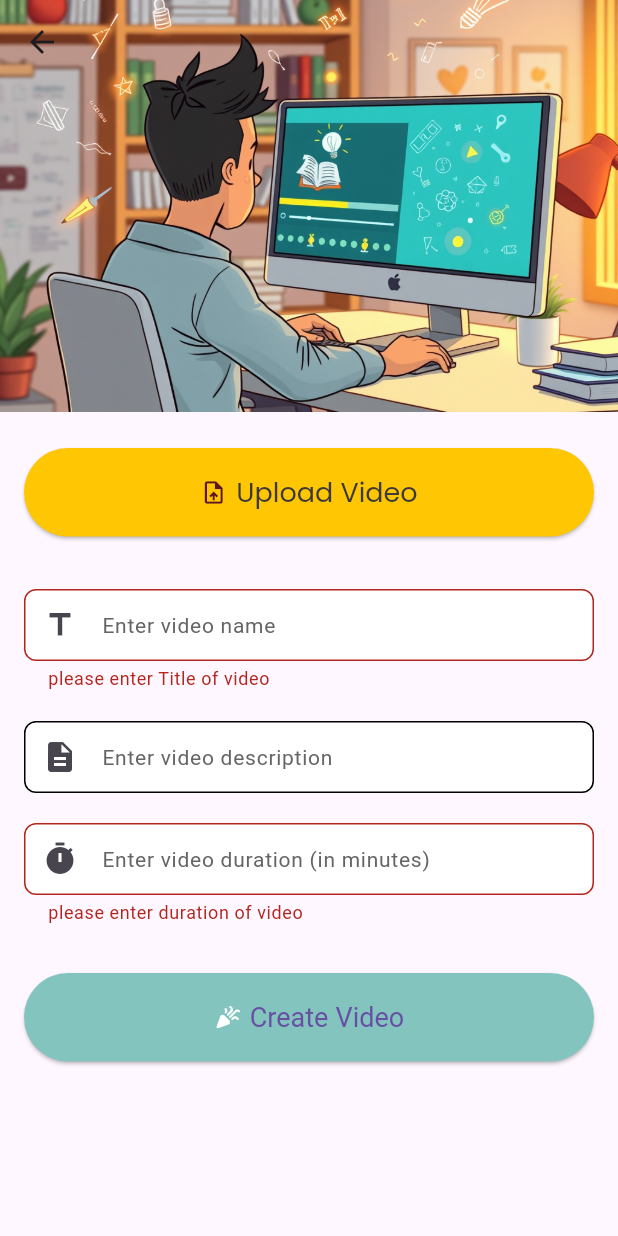
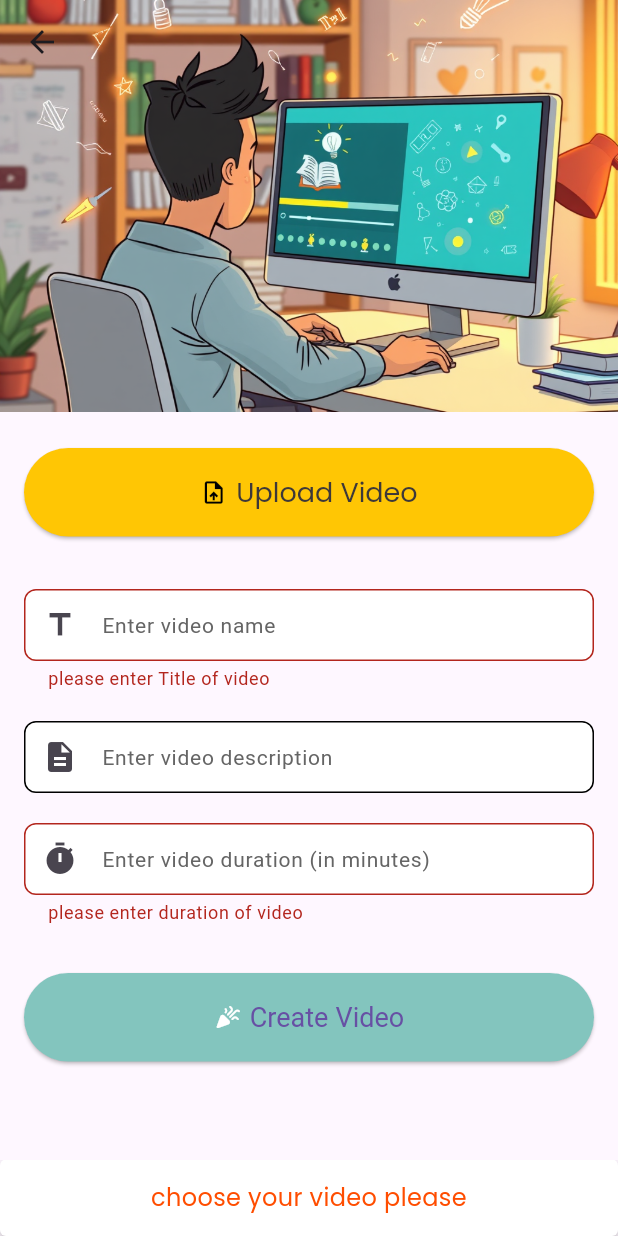
Before and after one commit to moayadAo/Learning-management-sys-project1, a Flutter app: the CreateVideoPage screen opened by its route, after a tap on "Create Video", on a phone screen of 412 x 824 dp. Run offline on Flutter 3.47's test engine with Material 3 defaults, Android fonts, the phone set to English and light mode, and no system bars; our stand-ins replace animate_do, bloc, dio, extended_image, file_picker, flick_video_player and 15 more; accounts and stored records are empty.

Commit message:
create video and article done and update

```diff
--- a/lib/core/utils/app_string.dart
+++ b/lib/core/utils/app_string.dart
@@ -21,4 +21,6 @@ class AppRoute {
   static const enrollCourseScreen = "enroll_course";
   static const coursePageScreen = "course_page";
   static const createVideoPage = "create_video_page";
+  static const createArticlePage = "create_article_page";
+  static const updateArticlePage = "update_article_page";
 }
--- a/lib/core/utils/app_url.dart
+++ b/lib/core/utils/app_url.dart
@@ -1,4 +1,4 @@
-const baseUrl = "http://192.168.1.6:8080/";
+const baseUrl = "http://192.168.43.224:8080/";
 const baseServ = "https://ptc.yorkacademy.uk/";
 // const baseUrl = "${baseServ}api/";
 const storageUrl = "${baseServ}storage/";
--- a/lib/core/utils/assets_manager.dart
+++ b/lib/core/utils/assets_manager.dart
@@ -51,6 +51,11 @@ class AssetsManager {
   static const String createVideo4 = '$videoImagePath/create_video4.png';
   static const String createVideo5 = '$videoImagePath/create_video5.png ';
 
+  ///-----------------<Article>---------------------///
+  static const String articleImagePath = '${imagePath}/article';
+  static const String createArticle1 = '$articleImagePath/article_image1.png';
+  static const String createArticle2 = '$articleImagePath/article_image2.png';
+
   ///=================<<information>>=================///
   static const String notFound = '$informationPath/not_found.svg';
   static const String imageDefault = '$informationPath/image_default2.svg';
@@ -58,15 +63,11 @@ class AssetsManager {
   ///=================<<Svg>>=================///
 
   ///=================<<Lottie>>=================///
-///
+  ///
 
-///=================<<quiz>>=================///
+  ///=================<<quiz>>=================///
   static const String quizBackground = '$imagePath/quiz/quiz_background2.jpg';
   static const String quizIcon = '$imagePath/quiz/quiz.png';
 
-
   static const String logoOfCourse = '$imagePath/course/logo_of_course.png';
-
-
-
 }
--- a/lib/core/widgets/textfield_app.dart
+++ b/lib/core/widgets/textfield_app.dart
@@ -1,20 +1,19 @@
-// ignore_for_file: must_be_immutable
-
 import 'package:flutter/material.dart';
 import 'package:learning_system/core/utils/font_manager.dart';
 import '../utils/color_manager.dart';
 import '../utils/values_manager.dart';
 
 class TextFiledApp extends StatefulWidget {
-  TextFiledApp(
-      {super.key,
+  TextFiledApp({
+    super.key,
     this.textInputAction = TextInputAction.next,
     this.keyboardType = TextInputType.text,
     this.controller,
     this.iconData,
     this.hintText,
     this.obscureText = false,
-      this.suffixIcon = false,
+    this.suffixIcon,
+    this.wantObscure = false, // New bool to control behavior
     this.validator,
     this.onChanged,
     this.onTap,
@@ -25,7 +24,8 @@ class TextFiledApp extends StatefulWidget {
     this.fillColor = ColorManager.textFieldColor,
     this.textFieldHintColor = ColorManager.textFieldHintColor,
     this.requiredField = false,
-      this.helperText});
+    this.helperText,
+  });
 
   final TextInputAction textInputAction;
   final TextInputType keyboardType;
@@ -33,7 +33,8 @@ class TextFiledApp extends StatefulWidget {
   final IconData? iconData;
   final String? hintText;
   final String? helperText;
-  final bool suffixIcon;
+  final Widget? suffixIcon; // Keep this as a Widget
+  final bool wantObscure; // Control whether to show password toggle
   final bool autofocus;
   final bool readOnly;
   final bool requiredField;
@@ -80,23 +81,25 @@ class _TextFiledAppState extends State<TextFiledApp> {
       decoration: InputDecoration(
         helperMaxLines: 2,
         helperText: widget.helperText,
-          contentPadding:
-              const EdgeInsets.symmetric(horizontal: AppPadding.p12),
+        contentPadding: const EdgeInsets.symmetric(horizontal: AppPadding.p12),
         border: OutlineInputBorder(
-              borderRadius: BorderRadius.circular(AppRadius.r8)),
+          borderRadius: BorderRadius.circular(AppRadius.r8),
+        ),
         enabledBorder: OutlineInputBorder(
-              borderRadius: BorderRadius.circular(AppRadius.r8)),
+          borderRadius: BorderRadius.circular(AppRadius.r8),
+        ),
         filled: true,
         fillColor: widget.fillColor,
         hintStyle: TextStyle(
-              fontSize: FontSize.s14, color: widget.textFieldHintColor),
+          fontSize: FontSize.s14,
+          color: widget.textFieldHintColor,
+        ),
         prefixIcon: widget.iconData == null
             ? null
             : Icon(
                 widget.iconData,
-                  // size:  AppSize.s24,
               ),
-          suffixIcon: widget.suffixIcon
+        suffixIcon: widget.wantObscure
             ? IconButton(
                 onPressed: () {
                   showPassword();
@@ -106,9 +109,11 @@ class _TextFiledAppState extends State<TextFiledApp> {
                   color: !widget.obscureText
                       ? Theme.of(context).primaryColor
                       : ColorManager.textFieldHintColor,
-                  ))
-              : null,
-          hintText: widget.hintText),
+                ),
+              )
+            : widget.suffixIcon, // Use custom widget if `wantObscure` is false
+        hintText: widget.hintText,
+      ),
     );
   }
 }
--- a/lib/main.dart
+++ b/lib/main.dart
@@ -6,6 +6,7 @@ import 'package:learning_system/core/cache/cache_helper.dart';
 import 'package:learning_system/core/services/service_locator.dart';
 import 'package:learning_system/core/utils/style_manager.dart';
 import 'package:learning_system/src/app.dart';
+import 'package:learning_system/src/features/course/cubit/article/article_cubit.dart';
 
 import 'package:learning_system/src/features/quiz/cubit/answer/answer_cubit.dart';
 import 'package:learning_system/src/features/quiz/cubit/create_quiz/create_quiz_cubit.dart';
@@ -36,6 +37,9 @@ void main() async {
     ),
     BlocProvider<VideoCubit>(
       create: (_) => VideoCubit(api: DioConsumer(dio: Dio())),
+    ),
+    BlocProvider<ArticleCubit>(
+      create: (_) => ArticleCubit(api: DioConsumer(dio: Dio())),
     )
   ], child: const EduBridgeApp()));
 }
--- a/lib/src/features/auth/login/view/login.dart
+++ b/lib/src/features/auth/login/view/login.dart
@@ -104,7 +104,7 @@ class LoginPage extends StatelessWidget {
                               .validatePassword(value!),
                           controller: passwordController,
                           obscureText: true,
-                          suffixIcon: true,
+                          wantObscure: true,
                           hintText: 'Enter Your Password',
                         ),
                       ),
--- a/lib/src/features/auth/signup/view/sign_up_page_user.dart
+++ b/lib/src/features/auth/signup/view/sign_up_page_user.dart
@@ -352,7 +352,7 @@ class SignUpScreenUser extends StatelessWidget {
                             validator: (value) =>
                                 ValidatorManager().validatePassword(value!),
                             obscureText: true,
-                            suffixIcon: true,
+                            wantObscure: true,
                           ),
                         ),
                         const SizedBox(height: 20),
@@ -367,7 +367,7 @@ class SignUpScreenUser extends StatelessWidget {
                                 .validateConfirmPassword(
                                     value!, passwordController.text),
                             obscureText: true,
-                            suffixIcon: true,
+                            wantObscure: true,
                           ),
                         ),
                         const SizedBox(height: 20),
--- a/lib/src/features/course/cubit/article/article_states.dart
+++ b/lib/src/features/course/cubit/article/article_states.dart
@@ -38,6 +38,12 @@ class DeleteArticleFailureState extends ArticleState {
   DeleteArticleFailureState({required this.message});
 }
 
+class LoadArticleLoadingState extends ArticleState {}
+
+class LoadArticleSuccessState extends ArticleState {}
+
+class LoadArticleFailureState extends ArticleState {}
+
 class UpdateArticleLoadingState extends ArticleState {}
 
 class UpdateArticleSuccessState extends ArticleState {}
--- a/lib/src/features/course/cubit/video/video_states.dart
+++ b/lib/src/features/course/cubit/video/video_states.dart
@@ -2,7 +2,11 @@ abstract class VideoStates {}
 
 class InitialVideoState extends VideoStates {}
 
-class SelectdVideoState extends VideoStates {}
+class LoadVideoLoadingState extends VideoStates {}
+
+class LoadVideoSuccessState extends VideoStates {}
+
+class LoadVideoFailureState extends VideoStates {}
 
 class CreateVideoLoadingState extends VideoStates {}
 
--- a/lib/src/features/course/presentation/create_video_page.dart
+++ b/lib/src/features/course/presentation/video_screens/create_video_page.dart
@@ -1,9 +1,7 @@
 import 'dart:io';
 
 import 'package:flutter/material.dart';
-import 'package:image_picker/image_picker.dart';
 import 'package:learning_system/core/helper/sizer_media_query.dart';
-import 'package:learning_system/core/utils/app_url.dart';
 import 'package:learning_system/core/utils/assets_manager.dart';
 import 'package:learning_system/core/utils/color_manager.dart';
 import 'package:learning_system/core/utils/font_manager.dart';
@@ -17,19 +15,9 @@ import 'package:learning_system/src/features/course/cubit/video/video_cubit.dart
 import 'package:learning_system/src/features/course/cubit/video/video_states.dart';
 import 'package:flutter_bloc/flutter_bloc.dart';
 
-Future<File?> pickVideo() async {
-  final picker = ImagePicker();
-  final pickedFile = await picker.pickVideo(source: ImageSource.gallery);
-
-  if (pickedFile != null) {
-    return File(pickedFile.path);
-  } else {
-    return null;
-  }
-}
-
 class CreateVideoPage extends StatelessWidget {
   File? _videoFile;
+  bool _isSnackBarVisible = false;
   final nameController = TextEditingController();
 
   final durationController = TextEditingController();
@@ -37,26 +25,17 @@ class CreateVideoPage extends StatelessWidget {
   final descriptionController = TextEditingController();
 
   CreateVideoPage({super.key});
-  Future<void> _pickAndUploadVideo(BuildContext context) async {
-    File? video = await pickVideo();
-    if (video != null) {
-      // setState(() {
-      context.read<VideoCubit>().selectVideo();
-      _videoFile = video;
-      // });
-    } else {
-      ScaffoldMessenger.of(context).showSnackBar(
-          SnackBarMessage(message: 'choose your video please')
-              .buildSnackBar(context));
-    }
-  }
 
   @override
   Widget build(BuildContext context) {
     final _formKey = GlobalKey<FormState>();
     return BlocConsumer<VideoCubit, VideoStates>(
       listener: (context, state) {
-        // TODO: implement listener
+        if (state is LoadVideoFailureState) {
+          ScaffoldMessenger.of(context).showSnackBar(
+              SnackBarMessage(message: 'choose your video please')
+                  .buildSnackBar(context));
+        }
       },
       builder: (context, state) {
         return Scaffold(
@@ -83,32 +62,55 @@ class CreateVideoPage extends StatelessWidget {
                         const SizedBox(
                           height: AppPadding.p8,
                         ),
-                        ElevatedButton(
-                          onPressed: () {
-                            _pickAndUploadVideo(context);
+                        state is LoadVideoLoadingState
+                            ? LoadingIndicator()
+                            : ElevatedButton(
+                                onPressed: () async {
+                                  _videoFile = await context
+                                      .read<VideoCubit>()
+                                      .pickAndUploadVideo();
                                 },
                                 style: ElevatedButton.styleFrom(
-                            backgroundColor: ColorManager.primaryColorLogo,
+                                  backgroundColor:
+                                      state is LoadVideoSuccessState
+                                          ? ColorManager.lightGrey
+                                          : ColorManager.primaryColorLogo,
                                   padding: const EdgeInsets.symmetric(
                                       vertical: AppPadding.p16),
-                            textStyle: getMediumStyle(fontSize: FontSize.s18),
+                                  textStyle:
+                                      getMediumStyle(fontSize: FontSize.s18),
                                 ),
-                          child: const Row(
+                                child: Row(
                                   mainAxisSize: MainAxisSize.min,
                                   mainAxisAlignment: MainAxisAlignment.center,
                                   children: [
-                              Icon(
+                                    state is LoadVideoSuccessState
+                                        ? const Icon(
+                                            Icons
+                                                .done_outline, // The icon you want to display
+                                            color: ColorManager
+                                                .white, // Icon color
+                                          )
+                                        : const Icon(
                                             Icons
                                                 .upload_file, // The icon you want to display
-                                color: ColorManager.errorDark, // Icon color
+                                            color: ColorManager
+                                                .black, // Icon color
                                           ),
-                              SizedBox(
-                                  width: AppMargin
-                                      .m6), // Spacing between icon and text
-                              Text(
+                                    const SizedBox(width: AppMargin.m6),
+                                    // Spacing between icon and text
+                                    state is LoadVideoSuccessState
+                                        ? const Text(
+                                            'Video Uploaded',
+                                            style: TextStyle(
+                                                color: ColorManager
+                                                    .whiteNiceButton),
+                                          )
+                                        : const Text(
                                             'Upload Video',
                                             style: TextStyle(
-                                    color: ColorManager.blackColorLogo),
+                                                color: ColorManager
+                                                    .blackColorLogo),
                                           ),
                                   ],
                                 ),
@@ -146,7 +148,8 @@ class CreateVideoPage extends StatelessWidget {
                                 ? Text('success')
                                 : ElevatedButton(
                                     onPressed: () {
-                                      if (_formKey.currentState!.validate()) {
+                                      if (_formKey.currentState!.validate() &&
+                                          _videoFile != null) {
                                         context.read<VideoCubit>().createVideo(
                                             name: nameController.text,
                                             duration: int.parse(
@@ -154,6 +157,21 @@ class CreateVideoPage extends StatelessWidget {
                                             video: _videoFile!,
                                             description:
                                                 descriptionController.text);
+                                      } else {
+                                        if (!_isSnackBarVisible) {
+                                          _isSnackBarVisible = true;
+                                          ScaffoldMessenger.of(context)
+                                              .showSnackBar(
+                                                SnackBarMessage(
+                                                        message:
+                                                            'choose your video please')
+                                                    .buildSnackBar(context),
+                                              )
+                                              .closed
+                                              .then((reason) {
+                                            _isSnackBarVisible = false;
+                                          });
+                                        }
                                       }
                                     },
                                     style: ElevatedButton.styleFrom(
```
Also changed, not shown: lib/src/app.dart (+6 -2 lines), lib/src/features/course/cubit/article/article_cubit.dart (+38 -3 lines), lib/src/features/course/cubit/video/video_cubit.dart (+23 -3 lines), lib/src/features/course/presentation/article_screens/create_article_page.dart (added, +230 -0 lines), lib/src/features/course/presentation/article_screens/update_article.dart (added, +241 -0 lines), assets/images/article/article_image1.png (added), assets/images/article/article_image2.png (added). Lines whose indentation alone changed are shown as unchanged.
